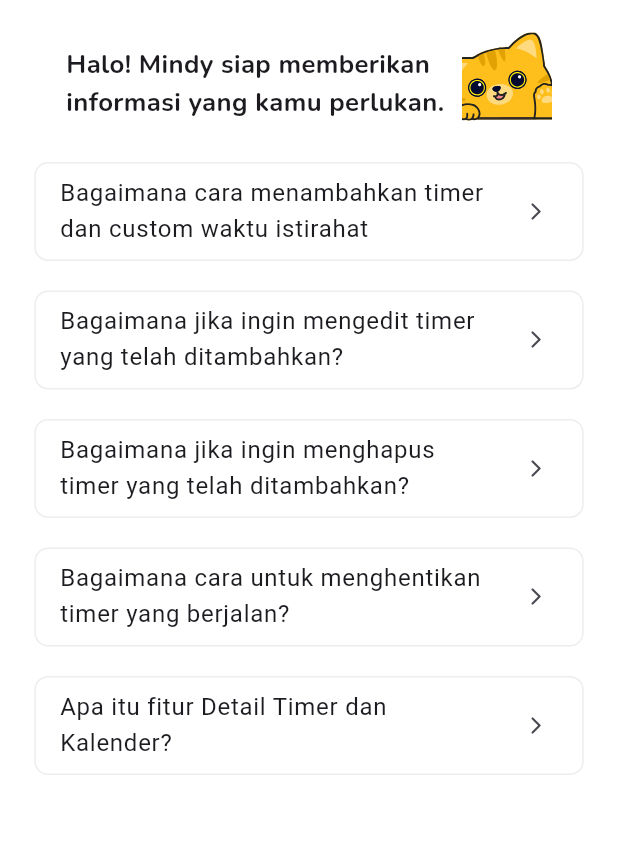
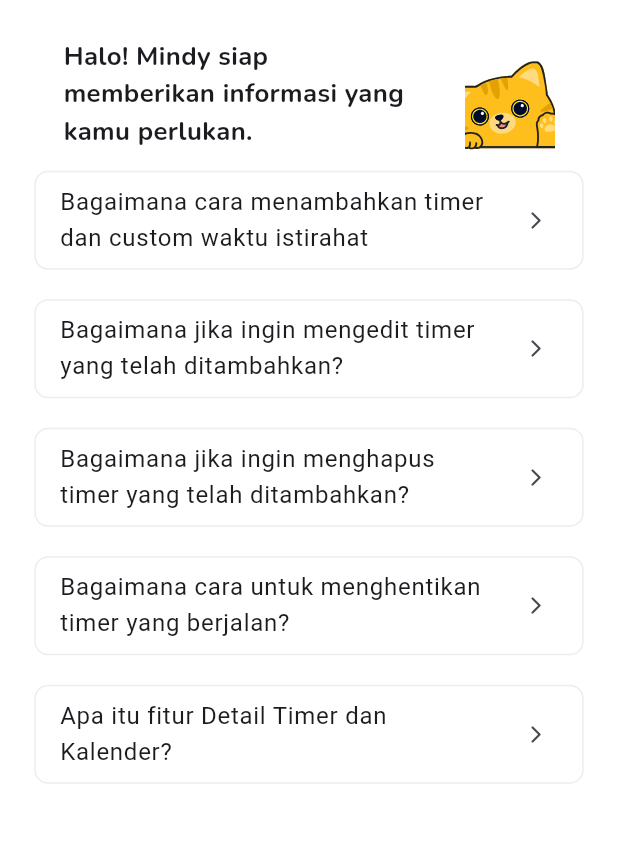
Before and after one commit to Ilhamroe/Time_Minder_Public, a Flutter app: the FaqPage screen opened directly, on a phone screen of 412 x 824 dp, the part 67-910 px from its top. Run offline on Flutter 3.47's test engine with Material 3 defaults, Android fonts, the phone set to English and light mode, and no system bars; our stand-ins replace audioplayers, circular_countdown_timer, easy_date_timeline, flutter_local_notifications, flutter_screenutil, flutter_svg and 6 more; missing offline and left inert: tutorial_coach_mark; accounts and stored records are empty; project files that could hold a hidden picture were left out.

Commit message:
updated ends

```diff
--- a/lib/pages/faq_page.dart
+++ b/lib/pages/faq_page.dart
@@ -74,15 +74,14 @@ class _FaqPageState extends State<FaqPage> {
         child: Column(
           crossAxisAlignment: CrossAxisAlignment.start,
           children: [
-            SizedBox(
-              height: screenSize.height * 0.01.h,
-            ),
-            Row(
-              mainAxisAlignment: MainAxisAlignment.center,
+            Padding(
+              padding: const EdgeInsets.symmetric(vertical: 12.0).w,
+              child: Row(
+                mainAxisAlignment: MainAxisAlignment.spaceAround,
                 crossAxisAlignment: CrossAxisAlignment.end,
                 children: [
                   SizedBox(
-                  width: screenSize.width * 0.56.w,
+                    width: 200.w,
                     child: Text(
                       "Halo! Mindy siap memberikan informasi yang kamu perlukan.",
                       style: TextStyle(fontSize: 15.sp, fontFamily: 'Nunito-Bold'),
@@ -98,8 +97,6 @@ class _FaqPageState extends State<FaqPage> {
                   ),
                 ],
               ),
-            SizedBox(
-              height: screenSize.height * 0.0275.h,
             ),
             Expanded(
               child: ListView.builder(
--- a/lib/widgets/common/timer_list_page_hold.dart
+++ b/lib/widgets/common/timer_list_page_hold.dart
@@ -117,10 +117,8 @@ class _ListTimerPageHoldState extends State<ListTimerPageHold> {
                         ),
                       ),
                       trailing: Column(
+                        mainAxisAlignment: MainAxisAlignment.center,
                         children: [
-                          SizedBox(
-                            height: 12.h,
-                          ),
                           Text(
                             _formatTime(widget.allData[index]['timer']),
                             style: TextStyle(
--- a/lib/widgets/common/timer_list_page_no_hold.dart
+++ b/lib/widgets/common/timer_list_page_no_hold.dart
@@ -115,10 +115,8 @@ class _ListTimerPageNoHoldState extends State<ListTimerPageNoHold> {
                 ),
               ),
               trailing: Column(
+                mainAxisAlignment: MainAxisAlignment.center,
                 children: [
-                  SizedBox(
-                    height: 12.h,
-                  ),
                   Text(
                     _formatTime(_allData[index]['timer']),
                     style: TextStyle(
@@ -133,7 +131,7 @@ class _ListTimerPageNoHoldState extends State<ListTimerPageNoHold> {
                   ),
                   Container(
                     padding:
-                        EdgeInsets.symmetric(vertical: 1, horizontal: 7).w,
+                        const EdgeInsets.symmetric(vertical: 1, horizontal: 7).w,
                     decoration: BoxDecoration(
                       color: ripeMango,
                       borderRadius: BorderRadius.circular(5).w,
```
Lines whose indentation alone changed are shown as unchanged.
